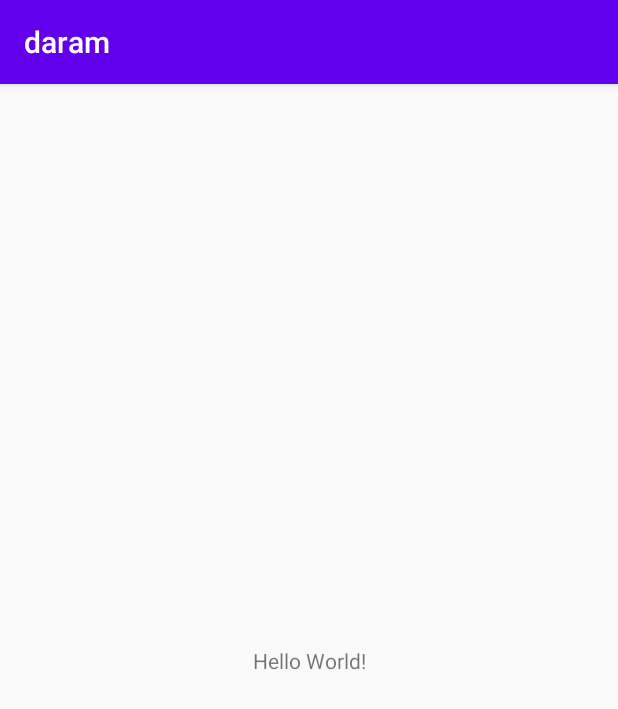
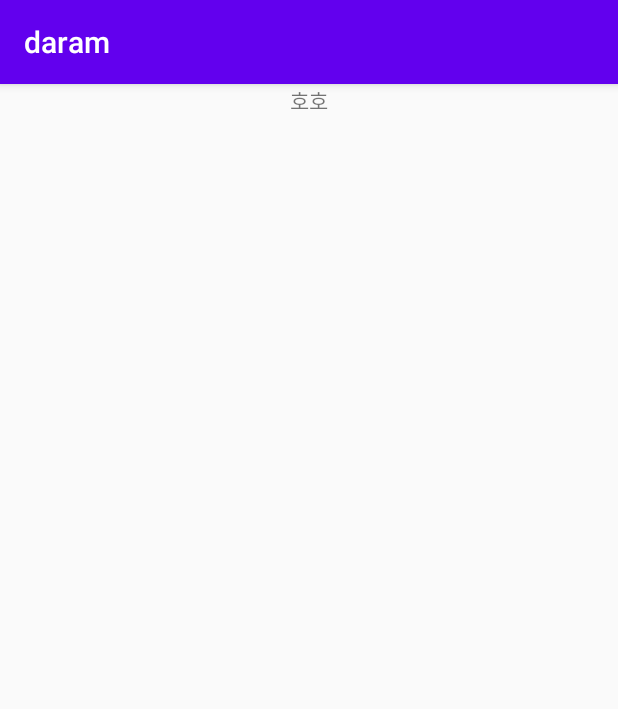
Before and after one commit to jihyejjang/darame-app, an Android app: the screen it shows after launch (MainActivity), on a phone screen of 412 x 824 dp. Shown: the top 709 px of the screen. Run offline under Robolectric (Android 15) with nearby library versions, the phone set to English and light mode, and no system bars.

Commit message:
지민 1

```diff
--- a/app/src/main/res/layout/activity_main.xml
+++ b/app/src/main/res/layout/activity_main.xml
@@ -9,10 +9,8 @@
     <TextView
         android:layout_width="wrap_content"
         android:layout_height="wrap_content"
-        android:text="Hello World!"
-        app:layout_constraintBottom_toBottomOf="parent"
+        android:text="호호"
         app:layout_constraintLeft_toLeftOf="parent"
-        app:layout_constraintRight_toRightOf="parent"
-        app:layout_constraintTop_toTopOf="parent" />
+        app:layout_constraintRight_toRightOf="parent" />
 
 </androidx.constraintlayout.widget.ConstraintLayout>
```
